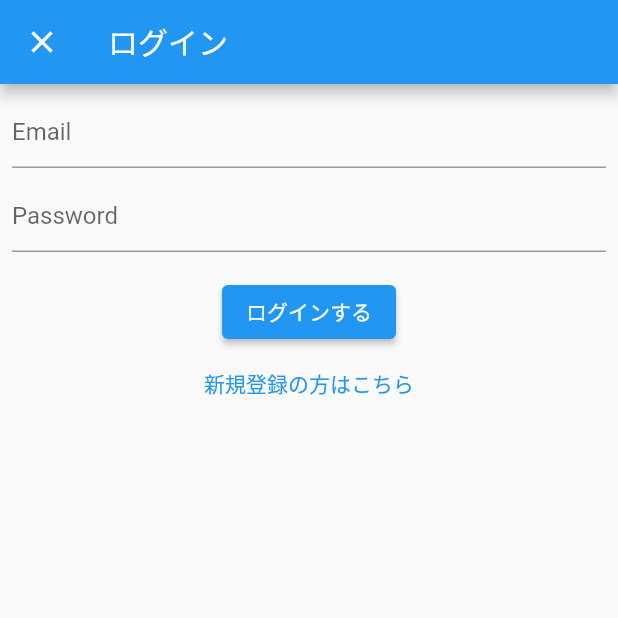
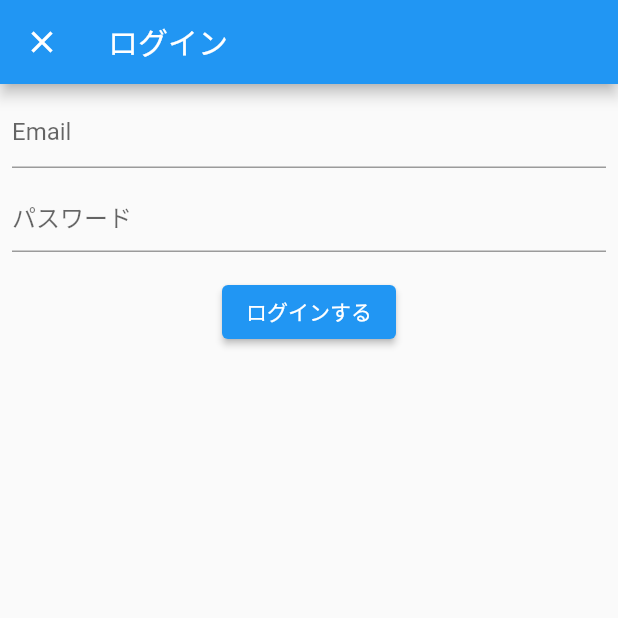
Before and after one commit to terupro/book_list_sample, a Flutter app: the screen it shows after launch, after a tap on the "person" icon, on a phone screen of 412 x 824 dp, the top half of it. Run offline on Flutter 3.47's test engine with Material 2 defaults, Android fonts, the phone set to English and light mode, and no system bars; our stand-ins replace cloud_firestore, firebase_auth, firebase_core, firebase_storage, flutter_slidable, image_picker; accounts and stored records are empty; network calls fail.

Commit message:
新規登録とログインの実装

```diff
--- a/lib/login/login_page.dart
+++ b/lib/login/login_page.dart
@@ -1,23 +1,22 @@
-import 'package:book_list_sample/domain/book.dart';
-import 'package:book_list_sample/edit_book/edit_book_model.dart';
 import 'package:book_list_sample/login/login_model.dart';
 import 'package:book_list_sample/register/register_model.dart';
-import 'package:book_list_sample/register/register_page.dart';
 import 'package:flutter/material.dart';
 import 'package:provider/provider.dart';
 
 class LoginPage extends StatelessWidget {
   @override
   Widget build(BuildContext context) {
-    return ChangeNotifierProvider<LoginkModel>(
-      create: (_) => LoginkModel(),
+    return ChangeNotifierProvider<LoginModel>(
+      create: (_) => LoginModel(),
       child: Scaffold(
         appBar: AppBar(
           title: const Text('ログイン'),
         ),
         body: Center(
-          child: Consumer<LoginkModel>(builder: (context, model, child) {
-            return Padding(
+          child: Consumer<LoginModel>(builder: (context, model, child) {
+            return Stack(
+              children: [
+                Padding(
                   padding: const EdgeInsets.all(8.0),
                   child: Column(
                     children: [
@@ -36,7 +35,7 @@ class LoginPage extends StatelessWidget {
                       TextField(
                         controller: model.passwordController,
                         decoration: const InputDecoration(
-                      hintText: 'Password',
+                          hintText: 'パスワード',
                         ),
                         onChanged: (text) {
                           model.setPassword(text);
@@ -47,6 +46,7 @@ class LoginPage extends StatelessWidget {
                       ),
                       ElevatedButton(
                         onPressed: () async {
+                          model.startLoading();
                           try {
                             await model.login();
                             Navigator.of(context).pop();
@@ -55,25 +55,25 @@ class LoginPage extends StatelessWidget {
                               backgroundColor: Colors.red,
                               content: Text(e.toString()),
                             );
-                        ScaffoldMessenger.of(context).showSnackBar(snackBar);
+                            ScaffoldMessenger.of(context)
+                                .showSnackBar(snackBar);
+                          } finally {
+                            model.endLoading();
                           }
                         },
                         child: const Text('ログインする'),
                       ),
-                  TextButton(
-                    onPressed: () async {
-                      await Navigator.push(
-                        context,
-                        MaterialPageRoute(
-                          builder: (context) => RegisterPage(),
-                          fullscreenDialog: true,
+                    ],
                   ),
-                      );
-                    },
-                    child: const Text('新規登録の方はこちら'),
+                ),
+                if (model.isLoading)
+                  Container(
+                    color: Colors.black54,
+                    child: const Center(
+                      child: CircularProgressIndicator(),
+                    ),
                   ),
               ],
-              ),
             );
           }),
         ),
--- a/pubspec.yaml
+++ b/pubspec.yaml
@@ -29,6 +29,7 @@ environment:
 dependencies:
   cloud_firestore: ^3.1.15
   cupertino_icons: ^1.0.2
+  firebase_auth: ^3.3.18
   firebase_core: ^1.17.0
   firebase_storage: ^10.2.16
   flutter:
```
Also changed, not shown: lib/login/login_model.dart (+23 -6 lines), lib/register/register_model.dart (+33 -11 lines), lib/register/register_page.dart (+18 -5 lines), pubspec.lock, 1 other file. Lines whose indentation alone changed are shown as unchanged.
